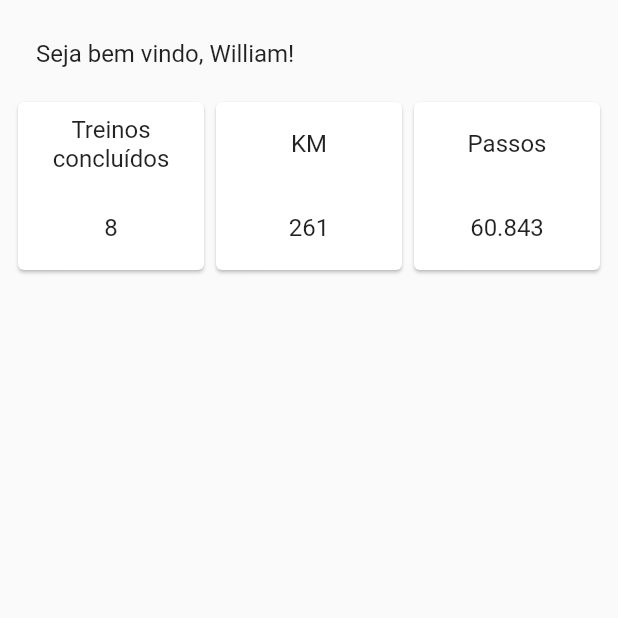
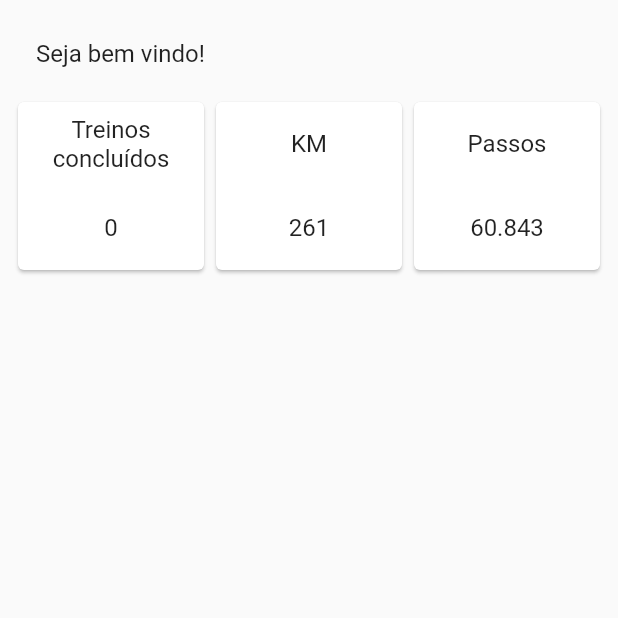
Before and after one commit to willjrcom/fabrica_projetos_v, a Flutter app: the HomeScreen screen opened directly, on a phone screen of 412 x 824 dp, the top half of it. Run offline on Flutter 3.47's test engine with Material 2 defaults, Android fonts, the phone set to English and light mode, and no system bars; our stand-ins replace sqflite; accounts and stored records are empty.

Commit message:
CRUD training complete

```diff
--- /dev/null
+++ b/lib/Model/training_instance.dart
@@ -0,0 +1,40 @@
+class TrainingInstance {
+  int id;
+  String name;
+  String dataTimeStart;
+  String dataTimeFinish;
+  String dataTimeTotal;
+  int isOpen;
+
+  TrainingInstance(this.id, this.name, this.dataTimeStart, this.dataTimeFinish, this.dataTimeTotal, this.isOpen);
+
+  @override
+  String toString() {
+    return 'ProfileInstance{id: $id, name: $name, dataTimeStart: $dataTimeStart, dataTimeFinish: $dataTimeFinish, dataTimeTotal: $dataTimeTotal, isOpen: $isOpen}';
+  }
+
+  Map<String, dynamic> toMap() {
+    return {
+      'id': id,
+      'name': name,
+      'dataTimeStart': dataTimeStart,
+      'dataTimeFinish': dataTimeFinish,
+      'dataTimeTotal': dataTimeTotal,
+      'isOpen': isOpen
+    };
+  }
+}
+
+TrainingInstance trainingFromMap(Map<String, dynamic> map) {
+  final String dataTimeFinish;
+  final String dataTimeTotal;
+
+  if (map['dataTimeFinish'] == null) {
+    dataTimeFinish = map['dataTimeFinish'].toString();
+    dataTimeTotal = map['dataTimeTotal'].toString();
+  } else {
+    dataTimeFinish = '';
+    dataTimeTotal = '';
+  }
+  return TrainingInstance(map['id'], map['name'], map['dataTimeStart'], dataTimeFinish, dataTimeTotal, map['isOpen']);
+}
--- a/lib/screens/home.dart
+++ b/lib/screens/home.dart
@@ -1,9 +1,10 @@
 import 'package:flutter/material.dart';
 import 'package:my_app/Model/profile_instance.dart';
 
-import '../database/app_database.dart';
-import 'register.dart';
-import 'training.dart';
+import '../Model/training_instance.dart';
+import '../database/profile_database.dart';
+import '../database/training_database.dart';
+import '../main.dart';
 
 class HomeScreen extends StatefulWidget {
   const HomeScreen({Key? key}) : super(key: key);
@@ -14,40 +15,83 @@ class HomeScreen extends StatefulWidget {
 
 class _HomeScreenState extends State<HomeScreen> {
   late ProfileInstance profile;
+  late TrainingInstance training;
 
+  late String dataTimeStart;
+  late String dataTimeTotal = '0';
   bool userExists = false;
+  bool hasOpenTraining = false;
+  int totalTrainingFinish = 0;
 
   void loadProfile(newProfile) {
-    userExists = true;
-    profile = newProfile;
+    if (newProfile != null) {
+      userExists = true;
+      profile = newProfile;
+      countTraining().then((value) => totalTrainingFinish = value);
+    }
+  }
+
+  void loadOpenTraining(newTraining) {
+    if (newTraining != null) {
+      training = newTraining;
+
+      DateTime timeStart = DateTime.parse(training.dataTimeStart);
+      dataTimeTotal = DateTime.now().difference(timeStart).inMinutes.toString();
+      String hour = timeStart.hour < 10 ? '0' + timeStart.hour.toString() : timeStart.hour.toString();
+      String minute = timeStart.minute < 10 ? '0' + timeStart.minute.toString() : timeStart.minute.toString();
+      dataTimeStart = hour + ':' + minute;
+
+      if (newTraining.isOpen == 1) {
+        setState(() => hasOpenTraining = true);
+      }
+    }
+  }
+
+  onPressFloatingActionButton() {
+    if (userExists) {
+      TrainingInstance training = TrainingInstance(0, 'treino 1', '',  '', '', 1);
+      createTraining(training).then((value) => loadScreen(context, 'training').then((trainingFinish) => {
+        if (trainingFinish?.isOpen == 0) {
+          countTraining().then((value) => setState(() => totalTrainingFinish = value))
+        } else {
+          findOpenTraining().then((value) => loadOpenTraining(value))
+        }
+      })
+      );
+    } else {
+      loadScreen(context, 'register').then((newProfile) => newProfile != null ? loadProfile(newProfile) : null);
+    }
+
   }
 
   @override
   Widget build(BuildContext context) {
-    findById().then((profile) => {
-      setState(() => {
-        loadProfile(profile)
-      }),
-    });
+    if (!userExists) {
+      findProfileById().then((profile) => setState(() => loadProfile(profile)));
+    } else {
+      findOpenTraining().then((value) => loadOpenTraining(value));
+    }
     return Scaffold(
       body: Padding(
         padding: const EdgeInsets.all(8.0),
         child: Column(
           children: [
-            const ListTile(
-              title: Text('Seja bem vindo, William!'),
+            ListTile(
+              title: userExists
+                  ? Text('Seja bem vindo, ${profile.name.split(' ')[0]}')
+                  : const Text('Seja bem vindo!'),
             ),
             Row(
               children: [
                 Expanded(
                   child: Card(
                     child: Column(
-                      children: const [
-                        ListTile(
+                      children: [
+                        const ListTile(
                           title: Text('Treinos concluídos', textAlign: TextAlign.center),
                         ),
                         ListTile(
-                          title: Text('8', textAlign: TextAlign.center),
+                          title: Text(totalTrainingFinish.toString(), textAlign: TextAlign.center),
                         ),
                       ],
                     ),
@@ -83,25 +127,61 @@ class _HomeScreenState extends State<HomeScreen> {
                 ),
               ],
             ),
+            if (hasOpenTraining)
+              Column(
+                children: [
+                  const Padding(
+                    padding: EdgeInsets.only(left: 8, top: 16),
+                    child:
+                    ListTile(
+                      title: Text('Treino em andamento', style: TextStyle(fontSize: 20)),
+                    ),
+                  ),
+                  Material(
+                    child: InkWell(
+                      onTap: () => loadScreen(context, 'training'),
+                      child: Card(
+                        child: Column(
+                          children: [
+                            const ListTile(
+                              minLeadingWidth: 10.0,
+                              title: Text('Acessar treino', style: TextStyle(fontSize: 20),),
+                              leading: Icon(Icons.directions_run),
+                              trailing: Icon(Icons.exit_to_app, size: 30,),
+                            ),
+                            Padding(
+                              padding: const EdgeInsets.symmetric(horizontal: 10),
+                              child: Column(
+                                children: [
+                                  ListTile(
+                                    minLeadingWidth: 10.0,
+                                    title: Text('Início: ' + dataTimeStart),
+                                    leading: const Icon(Icons.play_arrow),
+                                  ),
+                                  ListTile(
+                                    minLeadingWidth: 10.0,
+                                    title: Text('Total: ' + dataTimeTotal + ' min'),
+                                    leading: const Icon(Icons.timer),
+                                  ),
+                                ],
+                              ),
+                            ),
+                          ],
+                        ),
+                      ),
+                    ),
+                  ),
+                ],
+              )
           ],
         ),
       ),
-      floatingActionButton: FloatingActionButton.extended(
-        onPressed: () {
-          final Future<ProfileInstance?> future =
-          Navigator.push(context, MaterialPageRoute(builder: (context) {
-            return userExists ? const TrainingScreen() : const RegisterScreen();
-          }));
-          future.then((newProfile) {
-            if (newProfile != null) {
-              loadProfile(newProfile);
-            }
-          });
-        },
+      floatingActionButton: !hasOpenTraining ? FloatingActionButton.extended(
+        onPressed: () => onPressFloatingActionButton(),
         icon: Icon(userExists ? Icons.play_arrow : Icons.add, color: Colors.black),
-        label: Text(userExists ? 'Iniciar treino' : 'Cadastrar perfil', style: const TextStyle(color: Colors.black)),
+        label: Text(userExists ? 'Gerar treino' : 'Cadastrar perfil', style: const TextStyle(color: Colors.black)),
         backgroundColor: Colors.yellow,
-      ),
+      ) : null,
     );
   }
 }
```
Also changed, not shown: lib/database/profile_database.dart (renamed from lib/database/app_database.dart, +14 -6 lines), lib/database/training_database.dart (added, +117 -0 lines), lib/main.dart (+19 -5 lines), lib/screens/profile.dart (+6 -6 lines), lib/screens/register.dart (+6 -5 lines), lib/screens/training.dart (+14 -10 lines).
